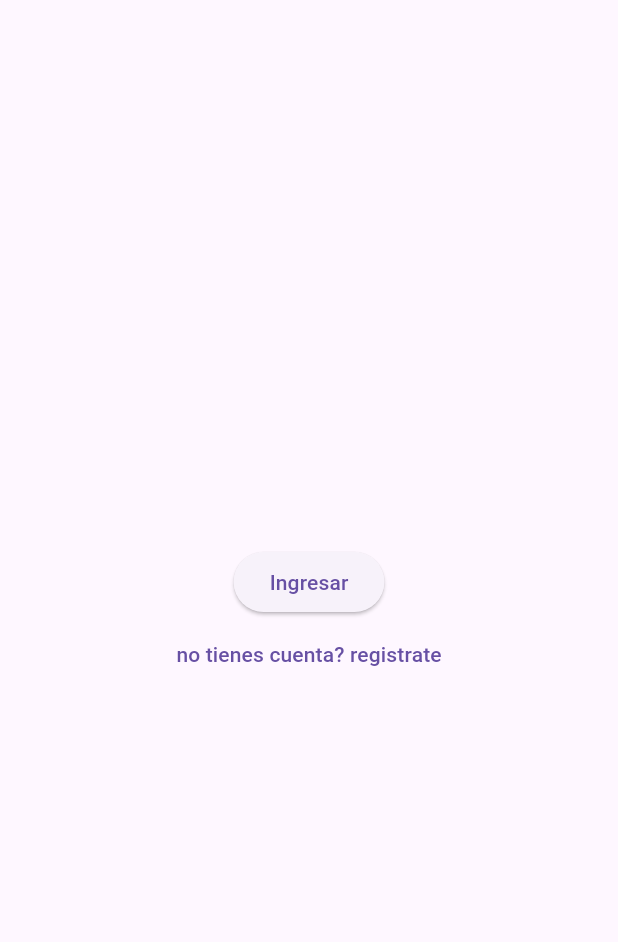
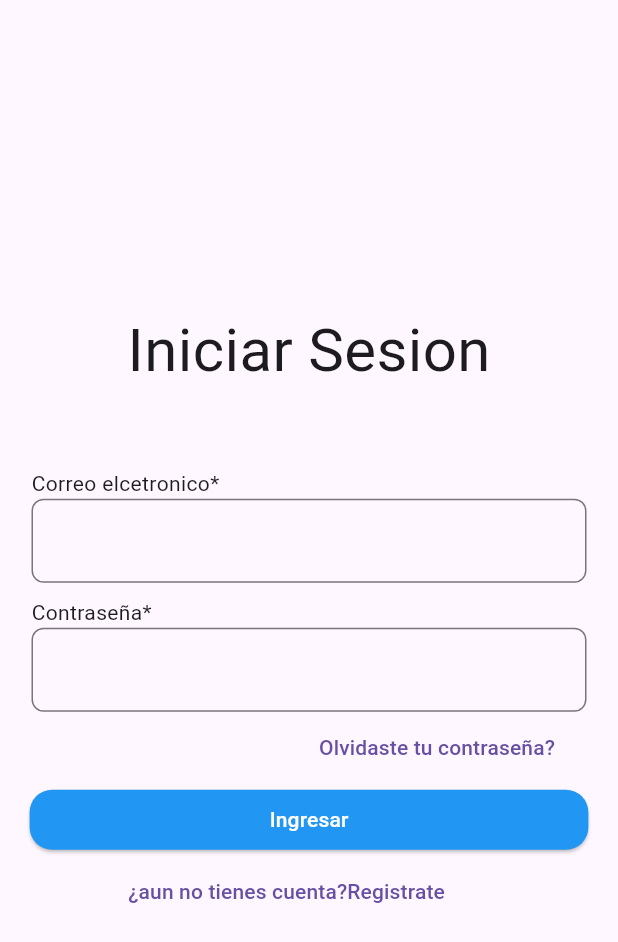
Before and after one commit to fatimabanu12/appITE, a Flutter app: the screen it shows after launch, after a tap on "Iniciar sesion", on a phone screen of 412 x 824 dp. Shown: the top 942 px of the screen. Run offline on Flutter 3.47's test engine with Material 3 defaults, Android fonts, the light colour scheme and no system bars.

Commit message:
creacion de nuevos widgets, cambio pequeño en las rutas, modificacion de pantallas

```diff
--- a/lib/main.dart
+++ b/lib/main.dart
@@ -1,6 +1,7 @@
 import 'package:flutter/material.dart';
 import 'package:ite_app/pages/home_page.dart';
 import 'package:ite_app/pages/login.dart';
+import 'package:ite_app/pages/password_page.dart';
 import 'package:ite_app/pages/register.dart';
 import 'package:ite_app/pages/splash_screen.dart';
 
@@ -21,6 +22,7 @@ class MainApp extends StatelessWidget {
         '/login': (context) => Login(),
         '/register': (context) => Register(),
         '/home': (context) => HomePage(),
+        '/password': (context) => PasswordPage(),
       },
     );
   }
--- a/lib/pages/login.dart
+++ b/lib/pages/login.dart
@@ -1,32 +1,54 @@
 import 'package:flutter/material.dart';
+import 'package:ite_app/widgets/custom_elevated_buttom.dart';
+import 'package:ite_app/widgets/custom_login_form.dart';
+import 'package:ite_app/widgets/custom_text_button.dart';
 
 class Login extends StatefulWidget {
   const Login({super.key});
 
   @override
-  State<Login> createState() => _HomePageState();
+  State<Login> createState() => _Login();
 }
 
-class _HomePageState extends State<Login> {
+class _Login extends State<Login> {
   @override
   Widget build(BuildContext context) {
-    return Scaffold(
+    return SafeArea(
+      child: Scaffold(
+        // backgroundColor: Color(0xff000),
         body: Center(
           child: Column(
             mainAxisAlignment: MainAxisAlignment.center,
             children: [
-            ElevatedButton(
-              onPressed: () {
-                Navigator.pushReplacementNamed(context, '/home');
-              },
-              child: Text('Ingresar'),
+              Text(
+                'Iniciar Sesion',
+                style: TextStyle(fontSize: 40),
               ),
-            TextButton(
-                onPressed: () {
-                  Navigator.pushReplacementNamed(context, '/register');
-                },
-                child: Text('no tienes cuenta? registrate'))
+              SizedBox(
+                height: 50,
+              ),
+              CustomLoginForm(
+                  text: 'Correo elcetronico*'), //  hice uso del widget
+              SizedBox(
+                height: 10,
+              ),
+              CustomLoginForm(text: 'Contraseña*'),
+              Column(
+                children: [
+                  CustomTextButton(
+                    text: 'Olvidaste tu contraseña?',
+                    route: '/password',
+                    aligment: Alignment.centerRight,
+                  )
                 ],
+              ),
+              CustomElevatedButtom(route: '/home', text: 'Ingresar'),
+              CustomTextButton(
+                text: '¿aun no tienes cuenta?Registrate',
+                route: '/register',
+              )
+            ],
+          ),
         ),
       ),
     );
--- /dev/null
+++ b/lib/pages/password_page.dart
@@ -0,0 +1,30 @@
+import 'package:flutter/material.dart';
+
+class PasswordPage extends StatefulWidget {
+  const PasswordPage({super.key});
+
+  @override
+  State<PasswordPage> createState() => _PasswordPageState();
+}
+
+class _PasswordPageState extends State<PasswordPage> {
+  @override
+  Widget build(BuildContext context) {
+    return Scaffold(
+      appBar: AppBar(
+        leading: IconButton(
+            onPressed: () {
+              Navigator.pop(context);
+            },
+            icon: Icon(Icons.arrow_back_ios)),
+      ),
+      body: Center(
+        child: (Column(
+          children: [
+            Text('ESTAS EN RESTABLECER CONTRASEÑAAA'),
+          ],
+        )),
+      ),
+    );
+  }
+}
--- a/lib/pages/splash_screen.dart
+++ b/lib/pages/splash_screen.dart
@@ -20,6 +20,14 @@ class _HomePageState extends State<SplashScreen> {
                 onPressed: () {
                   Navigator.pushReplacementNamed(context, '/login');
                 },
+                style: ElevatedButton.styleFrom(
+                    //darle forma al boton y no se quede con lo que viene por defecto
+                    backgroundColor: Colors.blue,
+                    foregroundColor: Colors.white,
+                    shape: RoundedRectangleBorder(
+                        borderRadius: BorderRadius.circular(15)),
+                    padding:
+                        EdgeInsets.symmetric(horizontal: 100, vertical: 10)),
                 child: Text('Iniciar sesion')),
           ],
         ),
--- /dev/null
+++ b/lib/widgets/custom_elevated_buttom.dart
@@ -0,0 +1,25 @@
+import 'package:flutter/material.dart';
+
+class CustomElevatedButtom extends StatelessWidget {
+  final String route;
+  final String text;
+  const CustomElevatedButtom(
+      {required this.route, required this.text, super.key});
+
+  @override
+  Widget build(BuildContext context) {
+    return ElevatedButton(
+      onPressed: () {
+        Navigator.pushReplacementNamed(context, route); //route = "/sdkskd"
+      },
+      style: ElevatedButton.styleFrom(
+          //darle forma al boton y no se quede con lo que viene por defecto
+          backgroundColor: Colors.blue,
+          foregroundColor: Colors.white,
+          shape:
+              RoundedRectangleBorder(borderRadius: BorderRadius.circular(15)),
+          padding: EdgeInsets.symmetric(horizontal: 160, vertical: 10)),
+      child: Text(text),
+    );
+  }
+}
--- /dev/null
+++ b/lib/widgets/custom_login_form.dart
@@ -0,0 +1,26 @@
+import 'package:flutter/material.dart';
+
+class CustomLoginForm extends StatelessWidget {
+  final String text;
+  const CustomLoginForm({required this.text, super.key});
+
+  @override
+  Widget build(BuildContext context) {
+    return Column(
+      crossAxisAlignment: CrossAxisAlignment.start,
+      children: [
+        Text(
+          text,
+        ),
+        SizedBox(
+          width: 370,
+          child: TextField(
+            decoration: InputDecoration(
+                border:
+                    OutlineInputBorder(borderRadius: BorderRadius.circular(8))),
+          ),
+        ),
+      ],
+    );
+  }
+}
--- /dev/null
+++ b/lib/widgets/custom_text_button.dart
@@ -0,0 +1,26 @@
+import 'package:flutter/material.dart';
+
+class CustomTextButton extends StatelessWidget {
+  final String text;
+  final String route;
+  final Alignment aligment;
+  const CustomTextButton(
+      {required this.text,
+      required this.route,
+      this.aligment = Alignment.center,
+      super.key});
+
+  @override
+  Widget build(BuildContext context) {
+    return Align(
+        alignment: aligment,
+        child: Container(
+            margin: EdgeInsets.only(right: 30),
+            child: TextButton(
+              onPressed: () {
+                Navigator.pushNamed(context, route);
+              },
+              child: Text(text),
+            )));
+  }
+}
```
Lines whose indentation alone changed are shown as unchanged.
